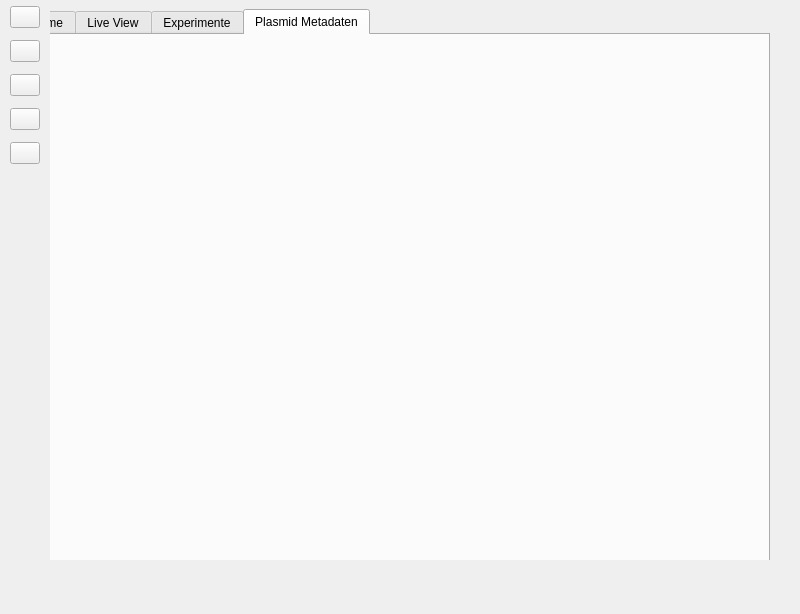
Prof-Adrian-Mueller/Agile_Roboticsystems_Laborstrasse, file GUI/Navigation.ui: the form before one commit.
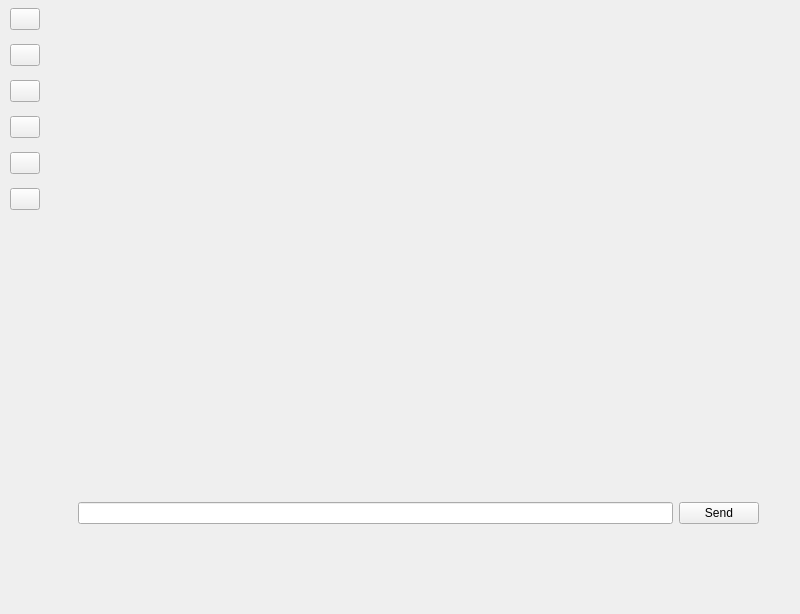
The form after the commit. The open tabs and pages were chosen to show the change. Icons and pictures are not drawn.

Diff of the .ui file:
```diff
--- a/GUI/Navigation.ui
+++ b/GUI/Navigation.ui
@@ -33,7 +33,7 @@
       </rect>
      </property>
      <property name="currentIndex">
-      <number>0</number>
+      <number>2</number>
      </property>
      <widget class="QWidget" name="homePage">
       <property name="whatsThis">
@@ -206,6 +206,50 @@
        </property>
       </widget>
      </widget>
+     <widget class="QWidget" name="cliPage">
+      <widget class="QWidget" name="widget" native="true">
+       <property name="geometry">
+        <rect>
+         <x>19</x>
+         <y>-11</y>
+         <width>731</width>
+         <height>601</height>
+        </rect>
+       </property>
+       <widget class="QWidget" name="cliOutputArea" native="true">
+        <property name="geometry">
+         <rect>
+          <x>29</x>
+          <y>9</y>
+          <width>681</width>
+          <height>461</height>
+         </rect>
+        </property>
+       </widget>
+       <widget class="QWidget" name="">
+        <property name="geometry">
+         <rect>
+          <x>30</x>
+          <y>480</y>
+          <width>681</width>
+          <height>71</height>
+         </rect>
+        </property>
+        <layout class="QHBoxLayout" name="horizontalLayout_3">
+         <item>
+          <widget class="QLineEdit" name="inputTextFromCli"/>
+         </item>
+         <item>
+          <widget class="QPushButton" name="sendBtnInputFromCli">
+           <property name="text">
+            <string>Send</string>
+           </property>
+          </widget>
+         </item>
+        </layout>
+       </widget>
+      </widget>
+     </widget>
      <widget class="QWidget" name="impotPage">
       <widget class="QPushButton" name="plasmidMetaDataImport">
        <property name="geometry">
@@ -380,7 +424,7 @@
        <x>0</x>
        <y>0</y>
        <width>30</width>
-       <height>171</height>
+       <height>221</height>
       </rect>
      </property>
      <layout class="QVBoxLayout" name="leftNavigationVerticalLayout">
@@ -442,6 +486,17 @@
         </property>
        </widget>
       </item>
+      <item>
+       <widget class="QPushButton" name="cliBtn">
+        <property name="text">
+         <string/>
+        </property>
+        <property name="icon">
+         <iconset resource="resources.qrc">
+          <normaloff>:/icons/img/command-line.svg</normaloff>:/icons/img/command-line.svg</iconset>
+        </property>
+       </widget>
+      </item>
      </layout>
     </widget>
    </widget>
```
Left out of the diff: 2 changed lines with no effect on the pictures.
